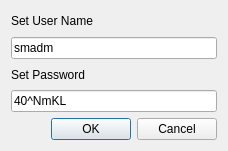
Old version of the form dialogconnecttodatabase.ui in the repository sadovskiy/sysman.
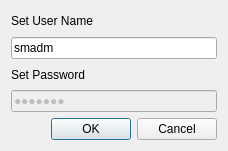
New version of the form.

The edit to the form file:
```diff
--- a/dialogconnecttodatabase.ui
+++ b/dialogconnecttodatabase.ui
@@ -54,9 +54,21 @@
        </item>
        <item>
         <widget class="QLineEdit" name="lineEditPassword">
+         <property name="enabled">
+          <bool>false</bool>
+         </property>
          <property name="text">
           <string>40^NmKL</string>
          </property>
+         <property name="echoMode">
+          <enum>QLineEdit::Password</enum>
+         </property>
+         <property name="placeholderText">
+          <string notr="true"/>
+         </property>
+         <property name="cursorMoveStyle">
+          <enum>Qt::LogicalMoveStyle</enum>
+         </property>
         </widget>
        </item>
       </layout>
```
